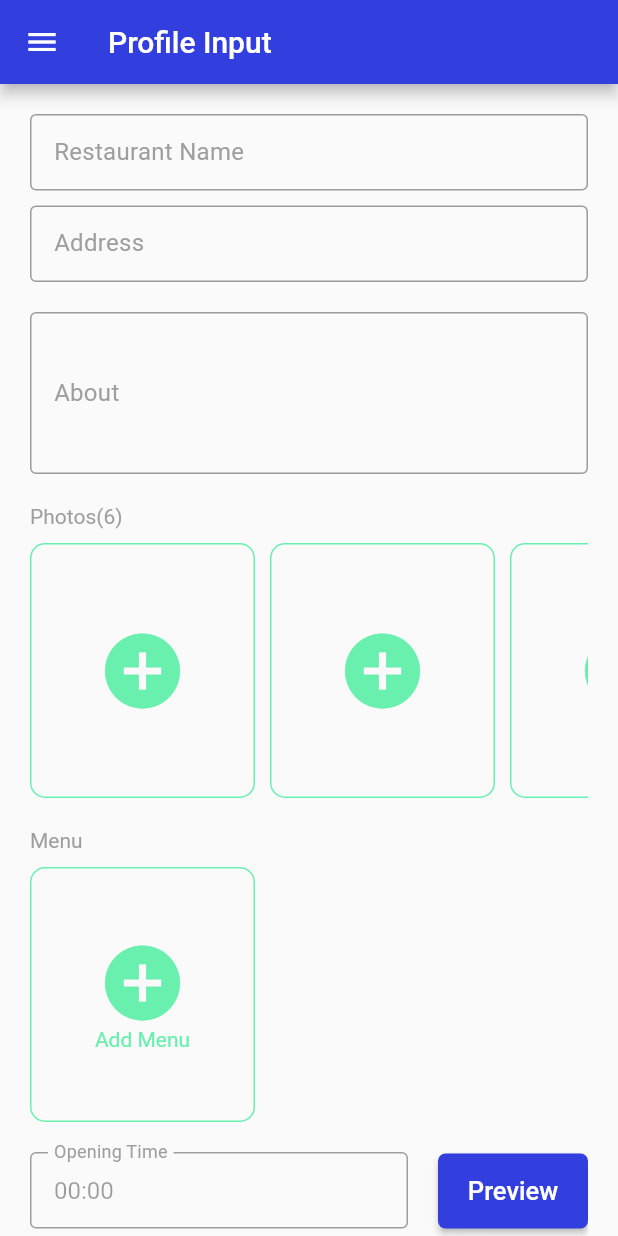
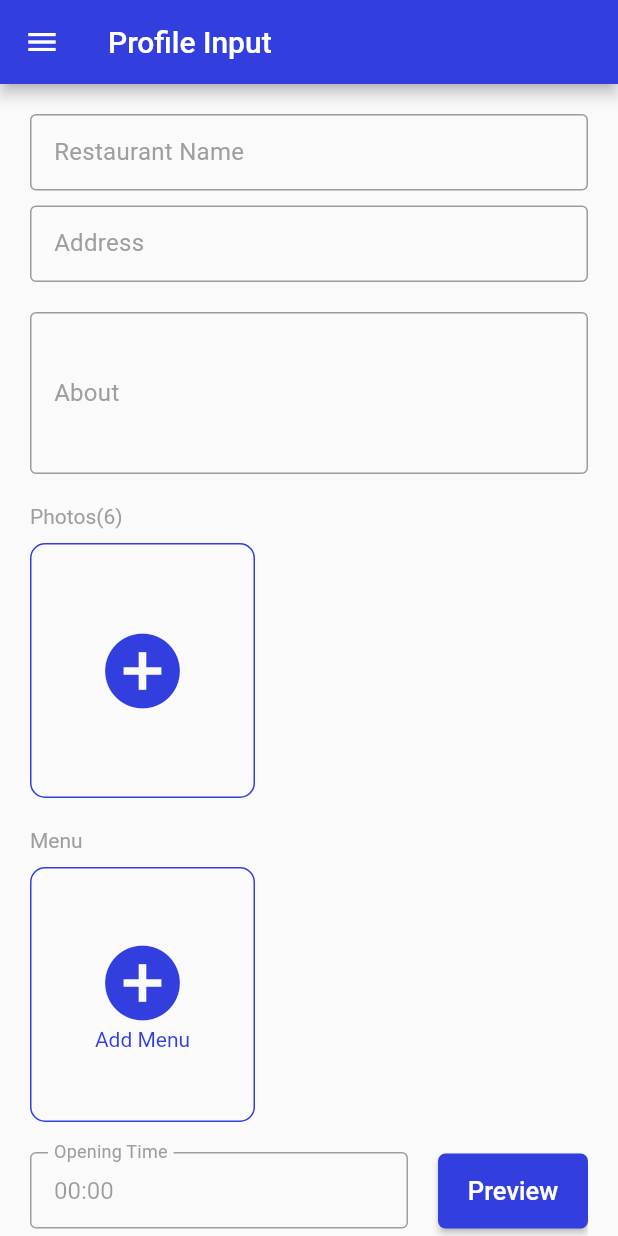
Before and after one commit to phemmelliot/decisive_test, a Flutter app: the Home screen opened by its route, on a phone screen of 412 x 824 dp. Run offline on Flutter 3.47's test engine with Material 2 defaults, Android fonts, the phone set to English and light mode, and no system bars; our stand-ins replace cloud_firestore, firebase_auth, flushbar, image_picker; accounts and stored records are empty.

Commit message:
Add image picker

```diff
--- a/lib/pages/home/home.dart
+++ b/lib/pages/home/home.dart
@@ -1,9 +1,11 @@
+import 'dart:io';
 import 'dart:math';
 
 import 'package:decisive_app/components/custom_textfield/custom_textfield.dart';
 import 'package:decisive_app/core/models/menu.dart';
 import 'package:decisive_app/utils/helpers.dart';
 import 'package:flutter/material.dart';
+import 'package:image_picker/image_picker.dart';
 
 enum TimeOfDayType {
   OPENING,
@@ -25,10 +27,19 @@ class _HomeState extends State<Home> {
   final TextEditingController _openingTimeController = TextEditingController(text: '00:00');
   final TextEditingController _closingTimeController = TextEditingController(text: '00:00');
   final List<Menu> _menu = List();
+  final List<File> _pickedImages = List();
 
   GlobalKey<FormState> _addFoodkey = GlobalKey<FormState>();
   TimeOfDay _openingTime;
   TimeOfDay _closingTime;
+
+  Future getImage() async {
+    var image = await ImagePicker.pickImage(source: ImageSource.gallery);
+
+    setState(() {
+      _pickedImages.add(image);
+    });
+  }
 
   Future<Null> selectTime(BuildContext context, TimeOfDayType type) async {
     final TimeOfDay picked = await showTimePicker(
@@ -148,7 +159,7 @@ class _HomeState extends State<Home> {
     );
   }
 
-  Widget _builldMenuPicker() {
+  Widget _buildMenuPicker() {
     return InkWell(
       onTap: () {
         Helper.showActionDialog(context, _buildAddMenuForm);
@@ -163,17 +174,17 @@ class _HomeState extends State<Home> {
           children: <Widget>[
             Icon(
               Icons.add_circle,
-              color: Colors.greenAccent,
+              color: Helper.primaryColor,
               size: 60,
             ),
             Text(
               'Add Menu',
-              style: TextStyle(color: Colors.greenAccent),
+              style: TextStyle(color: Helper.primaryColor),
             )
           ],
         ),
         decoration: BoxDecoration(
-          border: Border.fromBorderSide(BorderSide(color: Colors.greenAccent)),
+          border: Border.fromBorderSide(BorderSide(color: Helper.primaryColor)),
           borderRadius: BorderRadius.circular(10),
         ),
       ),
@@ -214,7 +225,7 @@ class _HomeState extends State<Home> {
         ],
       ),
       decoration: BoxDecoration(
-        border: Border.fromBorderSide(BorderSide(color: Colors.greenAccent)),
+        border: Border.fromBorderSide(BorderSide(color: Helper.primaryColor)),
         borderRadius: BorderRadius.circular(10),
       ),
     );
@@ -226,32 +237,52 @@ class _HomeState extends State<Home> {
       menus.add(_buildMenuWidget(_menu[i]));
     }
 
-    menus.add(_builldMenuPicker());
+    menus.add(_buildMenuPicker());
     return menus;
   }
 
-  Widget _buildImagePicker(int index) {
+  Widget _buildImagePicker() {
+    return InkWell(
+      onTap: (){
+        getImage();
+      },
+      child: Container(
+        key: Key('Picker'),
+        height: 150,
+        width: 150,
+        margin: EdgeInsets.only(right: 10),
+        child: Icon(
+          Icons.add_circle,
+          color: Helper.primaryColor,
+          size: 60,
+        ),
+        decoration: BoxDecoration(
+            border: Border.fromBorderSide(BorderSide(color: Helper.primaryColor)),
+            borderRadius: BorderRadius.circular(10)),
+      ),
+    );
+  }
+
+  Widget _buildImageCard(File imageFile, int index){
     return Container(
       key: Key('$index'),
       height: 150,
       width: 150,
       margin: EdgeInsets.only(right: 10),
-      child: Icon(
-        Icons.add_circle,
-        color: Colors.greenAccent,
-        size: 60,
-      ),
+      child: Image.file(imageFile, fit: BoxFit.cover,),
       decoration: BoxDecoration(
-          border: Border.fromBorderSide(BorderSide(color: Colors.greenAccent)),
+          border: Border.fromBorderSide(BorderSide(color: Helper.primaryColor)),
           borderRadius: BorderRadius.circular(10)),
     );
   }
 
   List<Widget> _buildImagePickers() {
     List<Widget> pickers = [];
-    for (int i = 0; i < 6; i++) {
-      pickers.add(_buildImagePicker(i));
+    for (int i = 0; i < _pickedImages.length; i++) {
+      pickers.add(_buildImageCard(_pickedImages[i], i));
     }
+
+    pickers.add(_buildImagePicker());
     return pickers;
   }
 
--- a/pubspec.yaml
+++ b/pubspec.yaml
@@ -26,6 +26,7 @@ dependencies:
   # The following are the dependencies for the firebase features
   cloud_firestore: ^0.13.3
   firebase_auth: ^0.15.4
+  image_picker: ^0.6.3+4
 
   # The following adds the Cupertino Icons font to your application.
   # Use with the CupertinoIcons class for iOS style icons.
```
Also changed, not shown: pubspec.lock.
